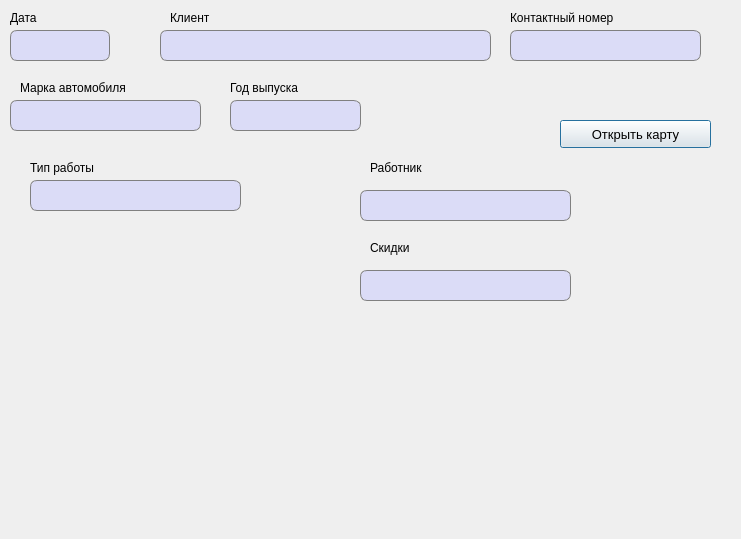
Qt form OrderCreation.ui (FediiBohdan/TechService) before a commit.
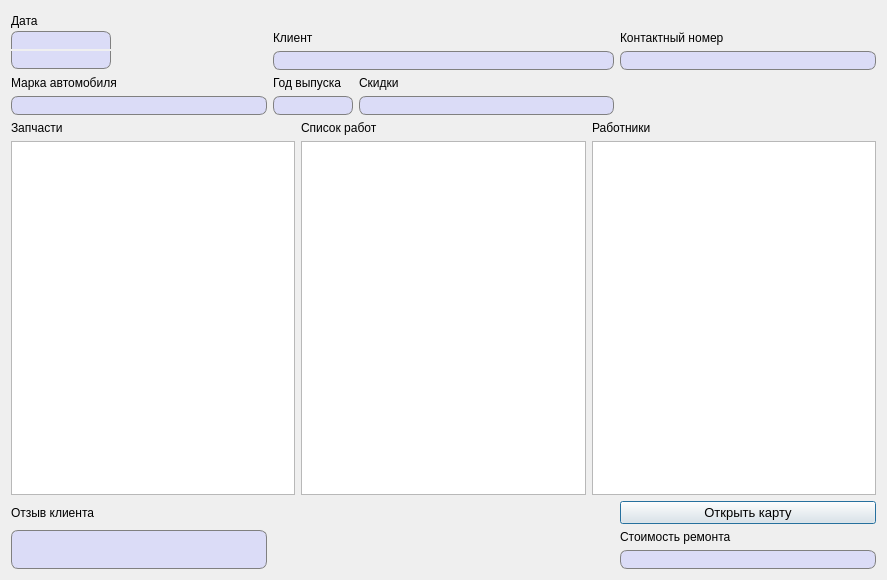
The same form after that commit. Icons and pictures are not drawn.

Commit message: Some minor changes (close on desktopButton clicked requires revision)

What changed in the file:
```diff
--- a/OrderCreation.ui
+++ b/OrderCreation.ui
@@ -6,8 +6,8 @@
    <rect>
     <x>0</x>
     <y>0</y>
-    <width>741</width>
-    <height>539</height>
+    <width>887</width>
+    <height>580</height>
    </rect>
   </property>
   <property name="windowTitle">
@@ -17,328 +17,386 @@
    <iconset resource="images.qrc">
     <normaloff>:/images/autoService-logo.png</normaloff>:/images/autoService-logo.png</iconset>
   </property>
-  <widget class="QPushButton" name="pushButton">
-   <property name="geometry">
-    <rect>
-     <x>560</x>
-     <y>120</y>
-     <width>151</width>
-     <height>28</height>
-    </rect>
-   </property>
-   <property name="font">
-    <font>
-     <pointsize>10</pointsize>
-    </font>
-   </property>
-   <property name="text">
-    <string>Открыть карту</string>
-   </property>
-   <property name="icon">
-    <iconset>
-     <normaloff>:/mapMarker1.png</normaloff>:/mapMarker1.png</iconset>
-   </property>
-  </widget>
-  <widget class="QLineEdit" name="lineEdit">
-   <property name="geometry">
-    <rect>
-     <x>10</x>
-     <y>100</y>
-     <width>191</width>
-     <height>31</height>
-    </rect>
-   </property>
-   <property name="font">
-    <font>
-     <pointsize>10</pointsize>
-    </font>
-   </property>
-   <property name="styleSheet">
-    <string notr="true">QLineEdit {
+  <layout class="QGridLayout" name="gridLayout_3">
+   <item row="0" column="0">
+    <layout class="QGridLayout" name="gridLayout">
+     <item row="0" column="0" rowspan="3">
+      <layout class="QGridLayout" name="gridLayout_2" rowstretch="0,0,0" columnstretch="0,0">
+       <property name="sizeConstraint">
+        <enum>QLayout::SetDefaultConstraint</enum>
+       </property>
+       <property name="topMargin">
+        <number>0</number>
+       </property>
+       <property name="horizontalSpacing">
+        <number>7</number>
+       </property>
+       <property name="verticalSpacing">
+        <number>0</number>
+       </property>
+       <item row="1" column="0">
+        <widget class="QLineEdit" name="dateLine">
+         <property name="maximumSize">
+          <size>
+           <width>100</width>
+           <height>16777215</height>
+          </size>
+         </property>
+         <property name="font">
+          <font>
+           <pointsize>10</pointsize>
+          </font>
+         </property>
+         <property name="styleSheet">
+          <string notr="true">QLineEdit {
 	border: 1px solid gray;
     border-radius: 7px;
     background-color: #dbdcf7;
 	padding-left: 3px;
+	border-bottom-left-radius: 0px;
+	border-bottom-right-radius: 0px;
+	border-bottom: none;
 }</string>
-   </property>
-  </widget>
-  <widget class="QLineEdit" name="lineEdit_2">
-   <property name="geometry">
-    <rect>
-     <x>230</x>
-     <y>100</y>
-     <width>131</width>
-     <height>31</height>
-    </rect>
-   </property>
-   <property name="font">
-    <font>
-     <pointsize>10</pointsize>
-    </font>
-   </property>
-   <property name="styleSheet">
-    <string notr="true">QLineEdit {
+         </property>
+        </widget>
+       </item>
+       <item row="2" column="0">
+        <widget class="QLineEdit" name="timeLine">
+         <property name="maximumSize">
+          <size>
+           <width>100</width>
+           <height>16777215</height>
+          </size>
+         </property>
+         <property name="font">
+          <font>
+           <pointsize>10</pointsize>
+          </font>
+         </property>
+         <property name="styleSheet">
+          <string notr="true">QLineEdit {
 	border: 1px solid gray;
     border-radius: 7px;
     background-color: #dbdcf7;
 	padding-left: 3px;
+	border-top-left-radius: 0px;
+	border-top-right-radius: 0px;
+	border-top: none;
 }</string>
-   </property>
-   <property name="text">
-    <string/>
-   </property>
-  </widget>
-  <widget class="QLineEdit" name="lineEdit_3">
-   <property name="geometry">
-    <rect>
-     <x>30</x>
-     <y>180</y>
-     <width>211</width>
-     <height>31</height>
-    </rect>
-   </property>
-   <property name="font">
-    <font>
-     <pointsize>10</pointsize>
-    </font>
-   </property>
-   <property name="styleSheet">
-    <string notr="true">QLineEdit {
+         </property>
+        </widget>
+       </item>
+       <item row="1" column="1">
+        <spacer name="horizontalSpacer_2">
+         <property name="orientation">
+          <enum>Qt::Horizontal</enum>
+         </property>
+         <property name="sizeHint" stdset="0">
+          <size>
+           <width>40</width>
+           <height>20</height>
+          </size>
+         </property>
+        </spacer>
+       </item>
+       <item row="2" column="1">
+        <spacer name="horizontalSpacer">
+         <property name="orientation">
+          <enum>Qt::Horizontal</enum>
+         </property>
+         <property name="sizeHint" stdset="0">
+          <size>
+           <width>40</width>
+           <height>20</height>
+          </size>
+         </property>
+        </spacer>
+       </item>
+       <item row="0" column="0">
+        <widget class="QLabel" name="label_8">
+         <property name="text">
+          <string>Дата</string>
+         </property>
+        </widget>
+       </item>
+      </layout>
+     </item>
+     <item row="1" column="1">
+      <widget class="QLabel" name="label_12">
+       <property name="text">
+        <string>Клиент</string>
+       </property>
+      </widget>
+     </item>
+     <item row="1" column="3">
+      <widget class="QLabel" name="label_7">
+       <property name="text">
+        <string>Контактный номер</string>
+       </property>
+      </widget>
+     </item>
+     <item row="2" column="1" colspan="2">
+      <widget class="QLineEdit" name="lineEdit_6">
+       <property name="minimumSize">
+        <size>
+         <width>0</width>
+         <height>0</height>
+        </size>
+       </property>
+       <property name="font">
+        <font>
+         <pointsize>10</pointsize>
+        </font>
+       </property>
+       <property name="styleSheet">
+        <string notr="true">QLineEdit {
 	border: 1px solid gray;
     border-radius: 7px;
     background-color: #dbdcf7;
 	padding-left: 3px;
 }</string>
-   </property>
-  </widget>
-  <widget class="QLineEdit" name="lineEdit_4">
-   <property name="geometry">
-    <rect>
-     <x>360</x>
-     <y>270</y>
-     <width>211</width>
-     <height>31</height>
-    </rect>
-   </property>
-   <property name="font">
-    <font>
-     <pointsize>10</pointsize>
-    </font>
-   </property>
-   <property name="styleSheet">
-    <string notr="true">QLineEdit {
+       </property>
+      </widget>
+     </item>
+     <item row="2" column="3">
+      <widget class="QLineEdit" name="lineEdit_7">
+       <property name="minimumSize">
+        <size>
+         <width>220</width>
+         <height>0</height>
+        </size>
+       </property>
+       <property name="font">
+        <font>
+         <pointsize>10</pointsize>
+        </font>
+       </property>
+       <property name="styleSheet">
+        <string notr="true">QLineEdit {
 	border: 1px solid gray;
     border-radius: 7px;
     background-color: #dbdcf7;
 	padding-left: 3px;
 }</string>
-   </property>
-  </widget>
-  <widget class="QLineEdit" name="lineEdit_5">
-   <property name="geometry">
-    <rect>
-     <x>360</x>
-     <y>190</y>
-     <width>211</width>
-     <height>31</height>
-    </rect>
-   </property>
-   <property name="font">
-    <font>
-     <pointsize>10</pointsize>
-    </font>
-   </property>
-   <property name="styleSheet">
-    <string notr="true">QLineEdit {
+       </property>
+       <property name="text">
+        <string/>
+       </property>
+      </widget>
+     </item>
+     <item row="3" column="0">
+      <widget class="QLabel" name="label">
+       <property name="text">
+        <string>Марка автомобиля</string>
+       </property>
+      </widget>
+     </item>
+     <item row="3" column="1">
+      <widget class="QLabel" name="label_2">
+       <property name="text">
+        <string>Год выпуска</string>
+       </property>
+      </widget>
+     </item>
+     <item row="3" column="2">
+      <widget class="QLabel" name="label_6">
+       <property name="text">
+        <string>Скидки</string>
+       </property>
+      </widget>
+     </item>
+     <item row="4" column="0">
+      <widget class="QLineEdit" name="lineEdit">
+       <property name="font">
+        <font>
+         <pointsize>10</pointsize>
+        </font>
+       </property>
+       <property name="styleSheet">
+        <string notr="true">QLineEdit {
 	border: 1px solid gray;
     border-radius: 7px;
     background-color: #dbdcf7;
 	padding-left: 3px;
 }</string>
-   </property>
-  </widget>
-  <widget class="QLineEdit" name="lineEdit_6">
-   <property name="geometry">
-    <rect>
-     <x>160</x>
-     <y>30</y>
-     <width>331</width>
-     <height>31</height>
-    </rect>
-   </property>
-   <property name="font">
-    <font>
-     <pointsize>10</pointsize>
-    </font>
-   </property>
-   <property name="styleSheet">
-    <string notr="true">QLineEdit {
+       </property>
+      </widget>
+     </item>
+     <item row="4" column="1">
+      <widget class="QLineEdit" name="lineEdit_2">
+       <property name="maximumSize">
+        <size>
+         <width>80</width>
+         <height>16777215</height>
+        </size>
+       </property>
+       <property name="font">
+        <font>
+         <pointsize>10</pointsize>
+        </font>
+       </property>
+       <property name="styleSheet">
+        <string notr="true">QLineEdit {
 	border: 1px solid gray;
     border-radius: 7px;
     background-color: #dbdcf7;
 	padding-left: 3px;
 }</string>
-   </property>
-  </widget>
-  <widget class="QLabel" name="label">
-   <property name="geometry">
-    <rect>
-     <x>20</x>
-     <y>80</y>
-     <width>121</width>
-     <height>16</height>
-    </rect>
-   </property>
-   <property name="text">
-    <string>Марка автомобиля</string>
-   </property>
-  </widget>
-  <widget class="QLabel" name="label_2">
-   <property name="geometry">
-    <rect>
-     <x>230</x>
-     <y>80</y>
-     <width>121</width>
-     <height>16</height>
-    </rect>
-   </property>
-   <property name="text">
-    <string>Год выпуска</string>
-   </property>
-  </widget>
-  <widget class="QLabel" name="label_3">
-   <property name="geometry">
-    <rect>
-     <x>170</x>
-     <y>10</y>
-     <width>121</width>
-     <height>16</height>
-    </rect>
-   </property>
-   <property name="text">
-    <string>Клиент</string>
-   </property>
-  </widget>
-  <widget class="QLabel" name="label_4">
-   <property name="geometry">
-    <rect>
-     <x>30</x>
-     <y>160</y>
-     <width>121</width>
-     <height>16</height>
-    </rect>
-   </property>
-   <property name="text">
-    <string>Тип работы</string>
-   </property>
-  </widget>
-  <widget class="QLabel" name="label_5">
-   <property name="geometry">
-    <rect>
-     <x>370</x>
-     <y>160</y>
-     <width>71</width>
-     <height>16</height>
-    </rect>
-   </property>
-   <property name="text">
-    <string>Работник</string>
-   </property>
-  </widget>
-  <widget class="QLabel" name="label_6">
-   <property name="geometry">
-    <rect>
-     <x>370</x>
-     <y>240</y>
-     <width>71</width>
-     <height>16</height>
-    </rect>
-   </property>
-   <property name="text">
-    <string>Скидки</string>
-   </property>
-  </widget>
-  <widget class="QLineEdit" name="lineEdit_7">
-   <property name="geometry">
-    <rect>
-     <x>510</x>
-     <y>30</y>
-     <width>191</width>
-     <height>31</height>
-    </rect>
-   </property>
-   <property name="font">
-    <font>
-     <pointsize>10</pointsize>
-    </font>
-   </property>
-   <property name="styleSheet">
-    <string notr="true">QLineEdit {
+       </property>
+       <property name="text">
+        <string/>
+       </property>
+      </widget>
+     </item>
+     <item row="4" column="2">
+      <widget class="QLineEdit" name="lineEdit_4">
+       <property name="font">
+        <font>
+         <pointsize>10</pointsize>
+        </font>
+       </property>
+       <property name="styleSheet">
+        <string notr="true">QLineEdit {
 	border: 1px solid gray;
     border-radius: 7px;
     background-color: #dbdcf7;
 	padding-left: 3px;
 }</string>
-   </property>
-   <property name="text">
-    <string/>
-   </property>
-  </widget>
-  <widget class="QLabel" name="label_7">
-   <property name="geometry">
-    <rect>
-     <x>510</x>
-     <y>10</y>
-     <width>121</width>
-     <height>16</height>
-    </rect>
-   </property>
-   <property name="text">
-    <string>Контактный номер</string>
-   </property>
-  </widget>
-  <widget class="QLineEdit" name="lineEdit_8">
-   <property name="geometry">
-    <rect>
-     <x>10</x>
-     <y>30</y>
-     <width>100</width>
-     <height>31</height>
-    </rect>
-   </property>
-   <property name="maximumSize">
-    <size>
-     <width>100</width>
-     <height>16777215</height>
-    </size>
-   </property>
-   <property name="font">
-    <font>
-     <pointsize>10</pointsize>
-    </font>
-   </property>
-   <property name="styleSheet">
-    <string notr="true">QLineEdit {
+       </property>
+      </widget>
+     </item>
+     <item row="5" column="0" colspan="4">
+      <layout class="QHBoxLayout" name="horizontalLayout">
+       <item>
+        <layout class="QVBoxLayout" name="verticalLayout_3">
+         <item>
+          <widget class="QLabel" name="label_9">
+           <property name="text">
+            <string>Запчасти</string>
+           </property>
+          </widget>
+         </item>
+         <item>
+          <widget class="QTableView" name="tableView_2"/>
+         </item>
+        </layout>
+       </item>
+       <item>
+        <layout class="QVBoxLayout" name="verticalLayout">
+         <item>
+          <widget class="QLabel" name="label_4">
+           <property name="text">
+            <string>Список работ</string>
+           </property>
+          </widget>
+         </item>
+         <item>
+          <widget class="QTableWidget" name="tableWidget"/>
+         </item>
+        </layout>
+       </item>
+       <item>
+        <layout class="QVBoxLayout" name="verticalLayout_2">
+         <item>
+          <widget class="QLabel" name="label_5">
+           <property name="text">
+            <string>Работники</string>
+           </property>
+          </widget>
+         </item>
+         <item>
+          <widget class="QTableView" name="tableView"/>
+         </item>
+        </layout>
+       </item>
+      </layout>
+     </item>
+     <item row="6" column="0">
+      <widget class="QLabel" name="label_11">
+       <property name="text">
+        <string>Отзыв клиента</string>
+       </property>
+      </widget>
+     </item>
+     <item row="6" column="3">
+      <widget class="QPushButton" name="pushButton">
+       <property name="font">
+        <font>
+         <pointsize>10</pointsize>
+        </font>
+       </property>
+       <property name="text">
+        <string>Открыть карту</string>
+       </property>
+       <property name="icon">
+        <iconset>
+         <normaloff>:/mapMarker1.png</normaloff>:/mapMarker1.png</iconset>
+       </property>
+      </widget>
+     </item>
+     <item row="7" column="0" rowspan="2">
+      <widget class="QLineEdit" name="lineEdit_8">
+       <property name="sizePolicy">
+        <sizepolicy hsizetype="Expanding" vsizetype="Expanding">
+         <horstretch>0</horstretch>
+         <verstretch>0</verstretch>
+        </sizepolicy>
+       </property>
+       <property name="font">
+        <font>
+         <pointsize>10</pointsize>
+        </font>
+       </property>
+       <property name="styleSheet">
+        <string notr="true">QLineEdit {
 	border: 1px solid gray;
     border-radius: 7px;
     background-color: #dbdcf7;
 	padding-left: 3px;
 }</string>
-   </property>
-  </widget>
-  <widget class="QLabel" name="label_8">
-   <property name="geometry">
-    <rect>
-     <x>10</x>
-     <y>10</y>
-     <width>71</width>
-     <height>16</height>
-    </rect>
-   </property>
-   <property name="text">
-    <string>Дата</string>
-   </property>
-  </widget>
+       </property>
+      </widget>
+     </item>
+     <item row="7" column="3">
+      <widget class="QLabel" name="label_10">
+       <property name="text">
+        <string>Стоимость ремонта</string>
+       </property>
+      </widget>
+     </item>
+     <item row="8" column="3">
+      <widget class="QLineEdit" name="lineEdit_5">
+       <property name="font">
+        <font>
+         <pointsize>10</pointsize>
+        </font>
+       </property>
+       <property name="styleSheet">
+        <string notr="true">QLineEdit {
+	border: 1px solid gray;
+    border-radius: 7px;
+    background-color: #dbdcf7;
+	padding-left: 3px;
+}</string>
+       </property>
+      </widget>
+     </item>
+     <item row="0" column="1" colspan="3">
+      <widget class="QLabel" name="technicalLabel">
+       <property name="minimumSize">
+        <size>
+         <width>30</width>
+         <height>0</height>
+        </size>
+       </property>
+       <property name="text">
+        <string/>
+       </property>
+      </widget>
+     </item>
+    </layout>
+   </item>
+  </layout>
  </widget>
  <resources>
   <include location="images.qrc"/>
```
Left out of the diff: 17 changed lines with no effect on the pictures. The commit also changes 14 other files.
